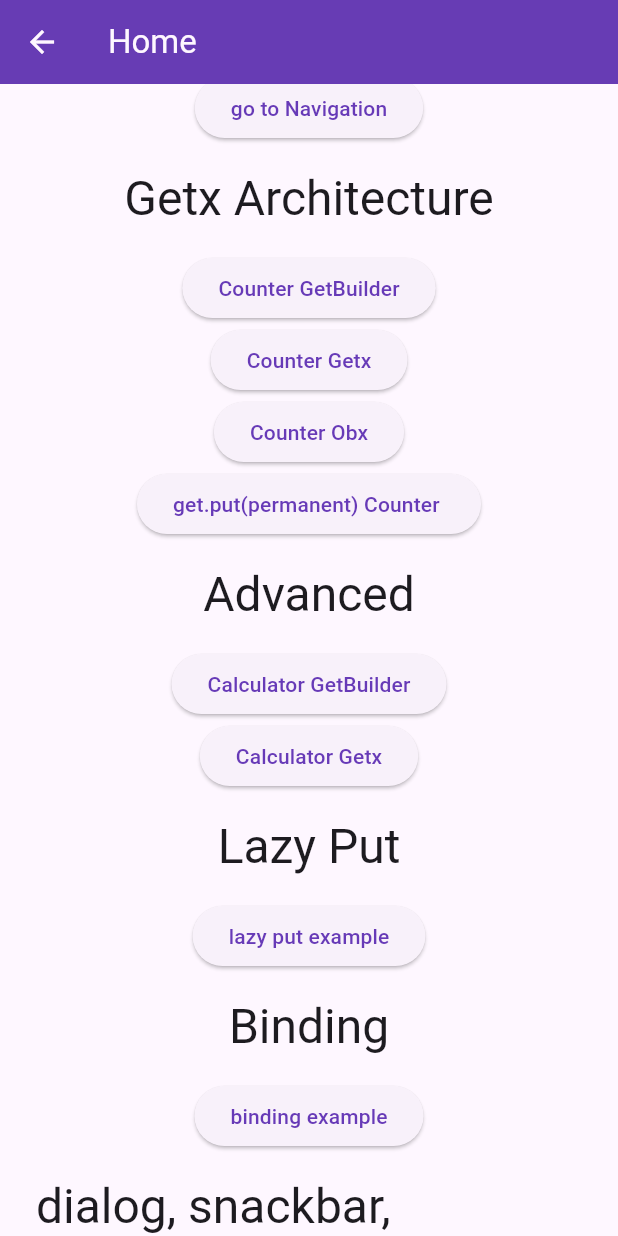
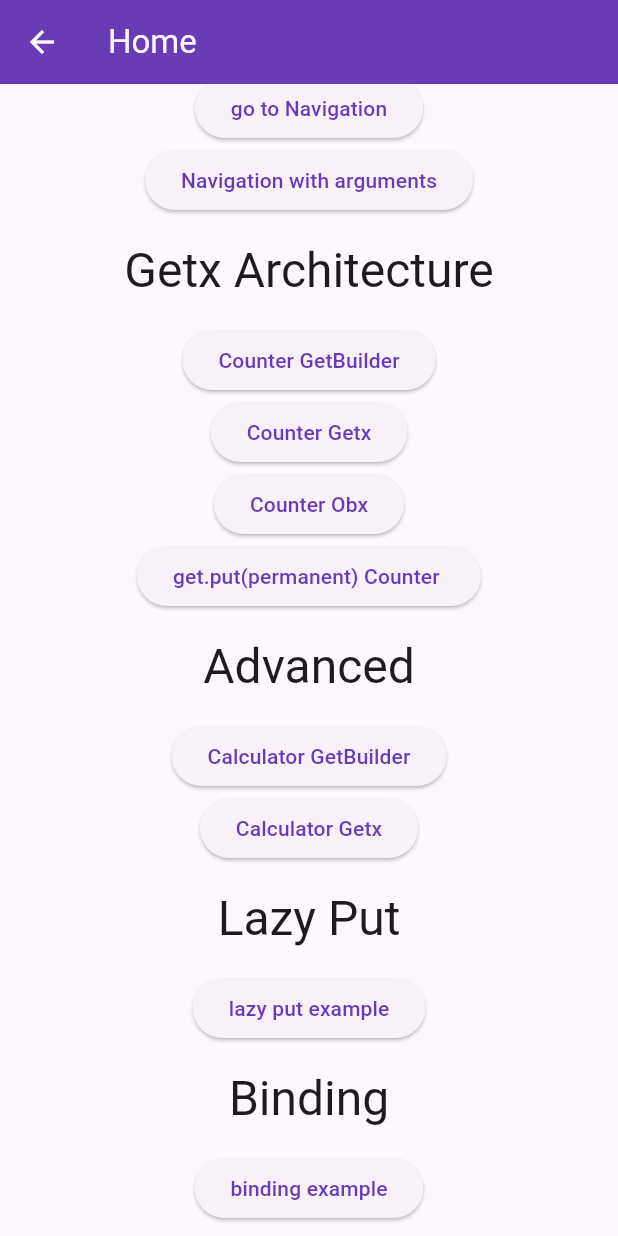
Before and after one commit to linaalbaroudi/getx_training, a Flutter app: the Home screen opened by its route, scrolled down 232 dp, on a phone screen of 412 x 824 dp. Run offline on Flutter 3.47's test engine with Material 2 defaults, Android fonts, the phone set to English and light mode, and no system bars; our stand-ins replace get, shared_preferences; accounts and stored records are empty.

Commit message:
arguments, other

```diff
--- a/lib/view/home.dart
+++ b/lib/view/home.dart
@@ -2,6 +2,7 @@ import 'package:flutter/material.dart';
 import 'package:get/get.dart';
 import 'package:getx_training/controller/settings_controller.dart';
 import 'package:getx_training/utils/settingsServices.dart';
+import 'package:getx_training/view/arguments.dart';
 import 'package:getx_training/view/binding/binding_home.dart';
 import 'package:getx_training/view/calculator/calculator.dart';
 import 'package:getx_training/view/calculator/calculator_getx.dart';
@@ -86,6 +87,14 @@ class Home extends GetView<SettingsServices> { // GetView<SettingsServices> give
                     Get.offAll(() => const Navigation());
                   },
                   child: const Text("go to Navigation")),
+              ElevatedButton(
+                  onPressed: () {
+                    Get.to(() => Arguments(), arguments: {
+                      "date" : DateTime.now().subtract(Duration(days: 1)),
+                    });
+                  },
+                  child: const Text("Navigation with arguments")),
+
               Padding(
                 padding: const EdgeInsets.all(16),
                 child: Center(
@@ -154,43 +163,7 @@ class Home extends GetView<SettingsServices> { // GetView<SettingsServices> give
                     Get.to(() => BindingHome());
                   },
                   child: const Text("binding example")),
-              Padding(
-                padding: const EdgeInsets.all(16),
-                child: Center(
-                  child: Text("dialog, snackbar, bottomSheet",
-                      style: Theme.of(context).textTheme.headlineLarge),
-                ),
-              ),
-              ElevatedButton(
-                  onPressed: () {
-                    Get.defaultDialog(
-                      // customize your dialog here
-                    );
-                  },
-                  child: const Text("show Dialog"),
-              ),
-              ElevatedButton(
-                  onPressed: () {
-                    Get.snackbar("Hello There!", "I can show SnackBars too",
-                      // customize your snackbar
-                        );
-                  },
-                  child: const Text("show SnackBar"),
-              ),
-              ElevatedButton(
-                  onPressed: () {
-                    Get.bottomSheet(
-                      Container(
-                        height: 100,
-                        width: double.infinity,
-                        color: Theme.of(context).canvasColor,
-                        child: Center(child: const Text("Hello There!")),
-                      ),
-                      // customize your snackbar
-                        );
-                  },
-                  child: const Text("show BottomSheet"),
-              ),
+
 
             ],
           ),
```
Also changed, not shown: lib/controller/arguments_controller.dart (added, +15 -0 lines), lib/view/arguments.dart (added, +71 -0 lines).
